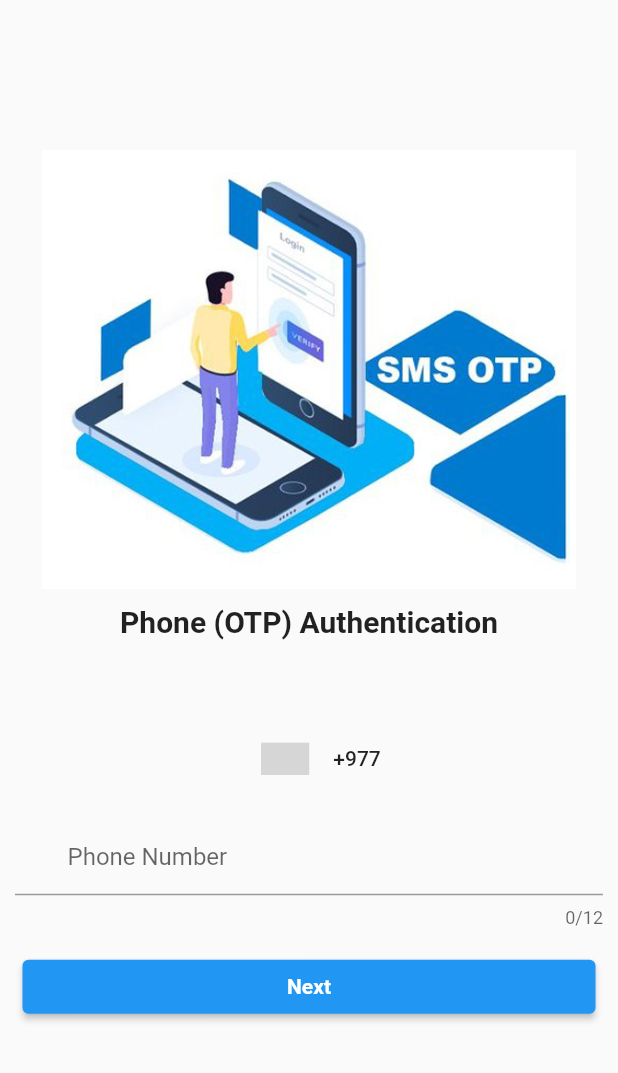
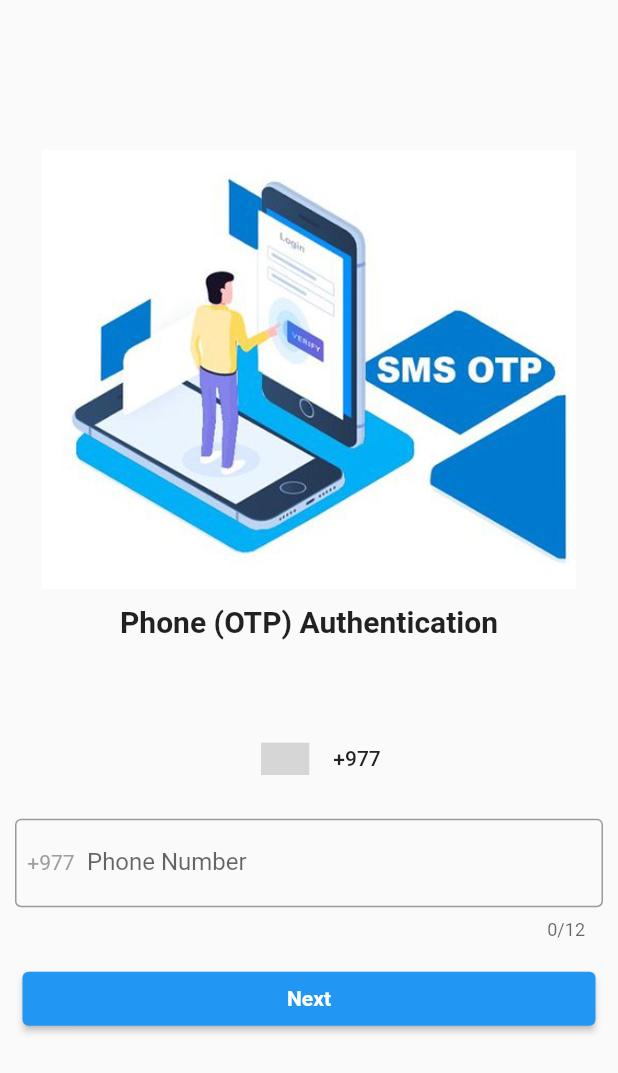
Before and after one commit to AditiBhurtel/Street-Animal-Rescue, a Flutter app: the screen it shows after launch, on a phone screen of 412 x 824 dp. Shown: the top 1073 px of the screen. Run offline on Flutter 3.47's test engine with Material 2 defaults, Android fonts, the phone set to English and light mode, and no system bars; drawn by our look-alikes of country_code_picker; our stand-ins replace firebase_auth, firebase_core, pinput; accounts and stored records are empty; grey boxes are pictures that could not be loaded.

```diff
--- a/lib/login_screen.dart
+++ /dev/null
@@ -1,94 +0,0 @@
-import 'package:country_code_picker/country_code_picker.dart';
-import 'package:flutter/material.dart';
-
-import 'otp_page.dart';
-
-class LoginScreen extends StatefulWidget {
-  const LoginScreen({Key? key}) : super(key: key);
-
-  @override
-  State<LoginScreen> createState() => _LoginScreenState();
-}
-
-class _LoginScreenState extends State<LoginScreen> {
-  String dialCodeDigits = "+00";
-  TextEditingController _controller = TextEditingController();
-
-  @override
-  Widget build(BuildContext context) {
-    return Scaffold(
-      body: SingleChildScrollView(
-        child: Column(
-          mainAxisAlignment: MainAxisAlignment.center,
-          children: [
-            SizedBox(
-              height: 100,
-            ),
-            Padding(
-              padding: const EdgeInsets.only(left: 28.0, right: 28.0),
-              child: Image.asset("images/login.jpg"),
-            ),
-            Container(
-              margin: EdgeInsets.only(top: 10),
-              child: Center(
-                child: Text(
-                  "Phone (OTP) Authentication",
-                  style: TextStyle(fontWeight: FontWeight.bold, fontSize: 20),
-                ),
-              ),
-            ),
-            SizedBox(
-              height: 50,
-            ),
-            SizedBox(
-              width: 400,
-              height: 60,
-              child: CountryCodePicker(
-                onChanged: (country) {
-                  setState(() {
-                    dialCodeDigits = country.dialCode!;
-                  });
-                },
-                initialSelection: "NP",
-                showCountryOnly: false,
-                showOnlyCountryWhenClosed: false,
-                favorite: ["+977", "NP", "+1", "US"],
-              ),
-            ),
-            Container(
-              margin: EdgeInsets.only(top: 10, right: 10, left: 10),
-              child: TextField(
-                decoration: InputDecoration(
-                    hintText: "Phone Number",
-                    prefix: Padding(
-                      padding: EdgeInsets.all(4),
-                      child: Text(dialCodeDigits),
-                    )),
-                maxLength: 12,
-                keyboardType: TextInputType.number,
-                controller: _controller,
-              ),
-            ),
-            Container(
-              margin: EdgeInsets.all(15),
-              width: double.infinity,
-              child: ElevatedButton(
-                onPressed: () {
-                  Navigator.of(context).push(MaterialPageRoute(
-                      builder: (c) => OtpPage(
-                            phone: _controller.text,
-                            codeDigits: dialCodeDigits,
-                          )));
-                },
-                child: Text(
-                  'Next',
-                  style: TextStyle(color: Colors.white, fontWeight: FontWeight.bold),
-                ),
-              ),
-            ),
-          ],
-        ),
-      ),
-    );
-  }
-}
--- a/lib/main.dart
+++ b/lib/main.dart
@@ -1,7 +1,8 @@
 import 'package:firebase_core/firebase_core.dart';
 import 'package:flutter/material.dart';
 
-import 'login_screen.dart';
+import 'view/screens/login_screen.dart';
+
 
 void main() async {
   WidgetsFlutterBinding.ensureInitialized();
--- a/lib/home_screen.dart
+++ b/lib/view/screens/home_screen.dart
@@ -2,6 +2,7 @@ import 'package:firebase_auth/firebase_auth.dart';
 import 'package:flutter/material.dart';
 
 import 'login_screen.dart';
+
 
 class HomeScreen extends StatefulWidget {
   const HomeScreen({Key? key}) : super(key: key);
--- /dev/null
+++ b/lib/view/screens/login_screen.dart
@@ -0,0 +1,111 @@
+import 'package:country_code_picker/country_code_picker.dart';
+import 'package:flutter/material.dart';
+
+import 'otp_page.dart';
+
+class LoginScreen extends StatefulWidget {
+  const LoginScreen({Key? key}) : super(key: key);
+
+  @override
+  State<LoginScreen> createState() => _LoginScreenState();
+}
+
+class _LoginScreenState extends State<LoginScreen> {
+  String dialCodeDigits = "+977";
+  TextEditingController _controller = TextEditingController();
+
+  @override
+  Widget build(BuildContext context) {
+    return GestureDetector(
+      onTap: () {
+        FocusScope.of(context).unfocus();
+      },
+      child: Scaffold(
+        body: SingleChildScrollView(
+          child: Column(
+            mainAxisAlignment: MainAxisAlignment.center,
+            children: [
+              SizedBox(
+                height: 100,
+              ),
+              Padding(
+                padding: const EdgeInsets.only(left: 28.0, right: 28.0),
+                child: Image.asset("images/login.jpg"),
+              ),
+              Container(
+                margin: EdgeInsets.only(top: 10),
+                child: Center(
+                  child: Text(
+                    "Phone (OTP) Authentication",
+                    style: TextStyle(fontWeight: FontWeight.bold, fontSize: 20),
+                  ),
+                ),
+              ),
+              SizedBox(
+                height: 50,
+              ),
+              SizedBox(
+                width: 400,
+                height: 60,
+                child: CountryCodePicker(
+                  onChanged: (country) {
+                    setState(() {
+                      dialCodeDigits = country.dialCode!;
+                    });
+                  },
+                  initialSelection: "NP",
+                  showCountryOnly: false,
+                  showOnlyCountryWhenClosed: false,
+                  favorite: ["+977", "NP", "+1", "US"],
+                ),
+              ),
+              Container(
+                margin: EdgeInsets.only(top: 10, right: 10, left: 10),
+                child: TextField(
+                  decoration: InputDecoration(
+                    hintText: "Enter your phone number",
+                    labelText: 'Phone Number',
+                    border: OutlineInputBorder(),
+                    prefixIcon: Column(
+                      mainAxisAlignment: MainAxisAlignment.center,
+                      children: [
+                        Text(
+                          dialCodeDigits,
+                          style: TextStyle(
+                            color: Colors.grey,
+                            fontSize: 14,
+                          ),
+                        ),
+                      ],
+                    ),
+                  ),
+                  maxLength: 12,
+                  keyboardType: TextInputType.number,
+                  controller: _controller,
+                ),
+              ),
+              Container(
+                margin: EdgeInsets.all(15),
+                width: double.infinity,
+                child: ElevatedButton(
+                  onPressed: () {
+                    Navigator.of(context).push(MaterialPageRoute(
+                        builder: (c) => OtpPage(
+                              phone: _controller.text,
+                              codeDigits: dialCodeDigits,
+                            )));
+                  },
+                  child: Text(
+                    'Next',
+                    style: TextStyle(
+                        color: Colors.white, fontWeight: FontWeight.bold),
+                  ),
+                ),
+              ),
+            ],
+          ),
+        ),
+      ),
+    );
+  }
+}
--- a/pubspec.yaml
+++ b/pubspec.yaml
@@ -32,7 +32,9 @@ dependencies:
   firebase_auth: ^3.0.0
   provider: ^4.3.1
   country_code_picker: ^2.0.2
-  pinput: ^1.2.0
+  pinput: ^2.2.10
+#  donot remove it
+  modal_bottom_sheet: ^2.0.1
 
 dev_dependencies:
   flutter_test:
```
Also changed, not shown: lib/view/screens/otp_page.dart (renamed from lib/otp_page.dart, +18 -9 lines), lib/constants/place_your_all_constants_here.dart (added), lib/cubit/place_your_all_cubit_or_bloc_or_state_management_here.dart (added), lib/modal/place_your_modal_here.dart (added), lib/repository/place_your_repository_here.dart (added), lib/view/widgets/place_your_widgets_here.dart (added), pubspec.lock.
